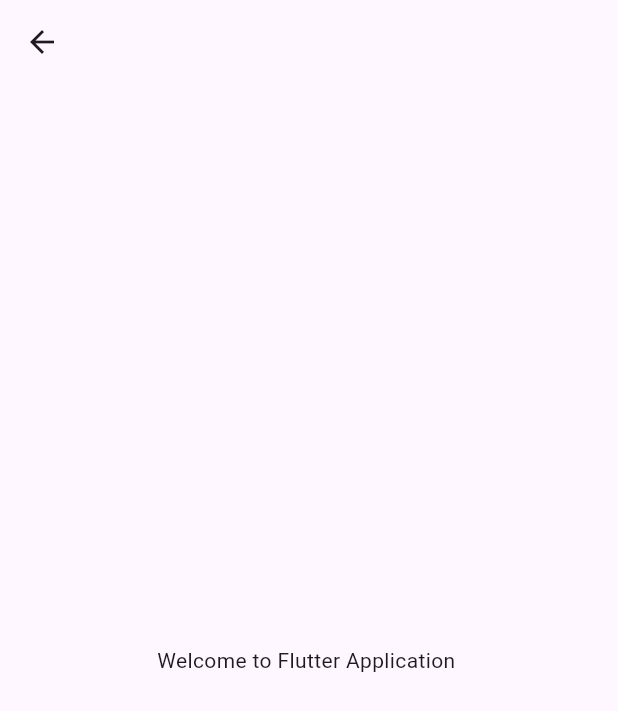
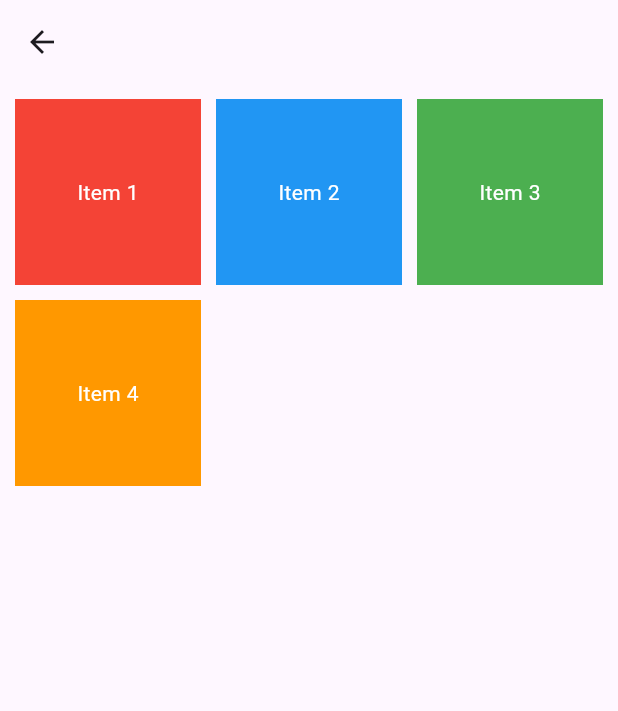
Before and after one commit to moritejas/flutter_widgets, a Flutter app: the GridViewComponent screen opened directly, on a phone screen of 412 x 824 dp. Shown: the top 711 px of the screen. Run offline on Flutter 3.47's test engine with Material 3 defaults, Android fonts, the phone set to English and light mode, and no system bars; our stand-ins replace get.

Commit message:
Image, Stack, GridView

```diff
--- a/lib/Componant/card.dart
+++ b/lib/Componant/card.dart
@@ -8,7 +8,7 @@ class CardComponent extends StatelessWidget {
     return Scaffold(
         appBar: AppBar(
         ),
-        body: Card(
+        body: const Card(
           child: Text("This is Card Component"),
         )
     );
--- a/lib/Componant/container.dart
+++ b/lib/Componant/container.dart
@@ -9,7 +9,7 @@ class ContainerComponent extends StatelessWidget {
       appBar: AppBar(
       ),
       body: Container(
-        child: Text("This is Container Component") ,
+        child: const Text("This is Container Component") ,
       )
     );
   }
--- a/lib/Componant/grid_view.dart
+++ b/lib/Componant/grid_view.dart
@@ -6,10 +6,37 @@ class GridViewComponent extends StatelessWidget {
   @override
   Widget build(BuildContext context) {
     return Scaffold(
-      appBar: AppBar(
-      ),
-      body: const Center(
-        child: Text("Welcome to Flutter Application "),
+      appBar: AppBar(),
+      body: GridView(
+        gridDelegate: const SliverGridDelegateWithFixedCrossAxisCount(
+          crossAxisCount: 3,
+          crossAxisSpacing: 10,
+          mainAxisSpacing: 10,
+          childAspectRatio: 1,
+        ),
+        padding: const EdgeInsets.all(10.0), // Padding around the grid
+        children: [
+          Container(
+            color: Colors.red,
+            child: const Center(
+                child: Text('Item 1', style: TextStyle(color: Colors.white))),
+          ),
+          Container(
+            color: Colors.blue,
+            child: const Center(
+                child: Text('Item 2', style: TextStyle(color: Colors.white))),
+          ),
+          Container(
+            color: Colors.green,
+            child: const Center(
+                child: Text('Item 3', style: TextStyle(color: Colors.white))),
+          ),
+          Container(
+            color: Colors.orange,
+            child: const Center(
+                child: Text('Item 4', style: TextStyle(color: Colors.white))),
+          ),
+        ],
       ),
     );
   }
```
Also changed, not shown: lib/Componant/image.dart (+37 -5 lines), lib/Componant/stack.dart (+37 -4 lines), lib/Homepage/homepage.dart (+5 -4 lines), pubspec.yaml (+4 -3 lines), assets/images/ironman01.jpg (added), assets/images/ironman02.jpg (added), 1 other file.
